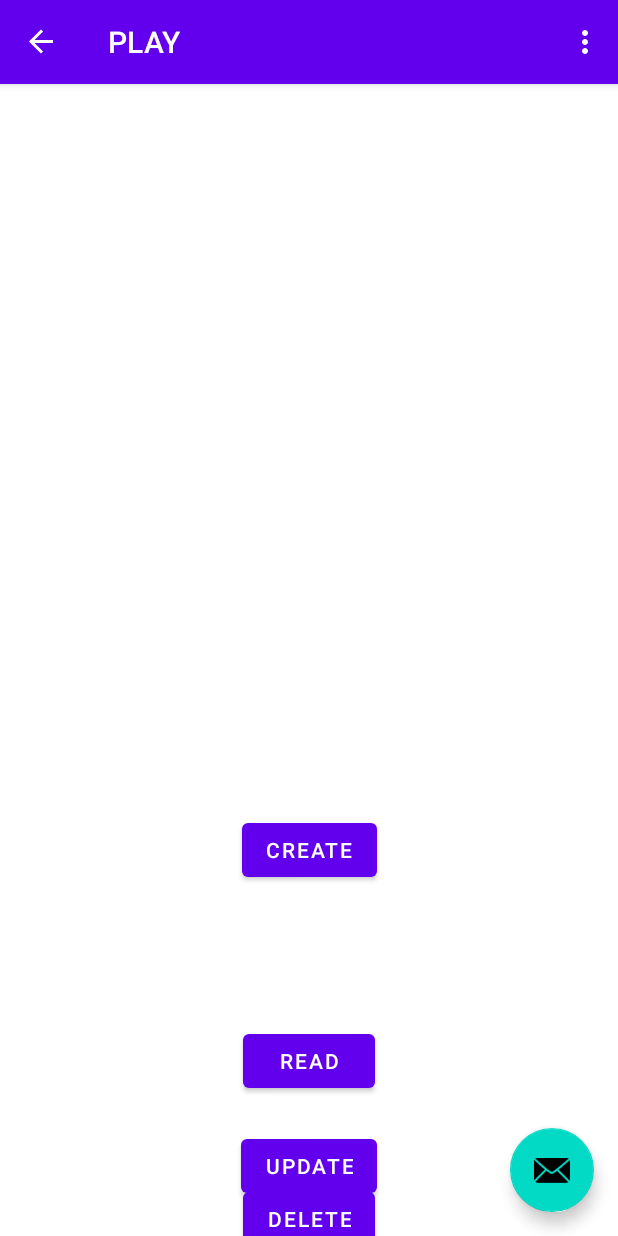
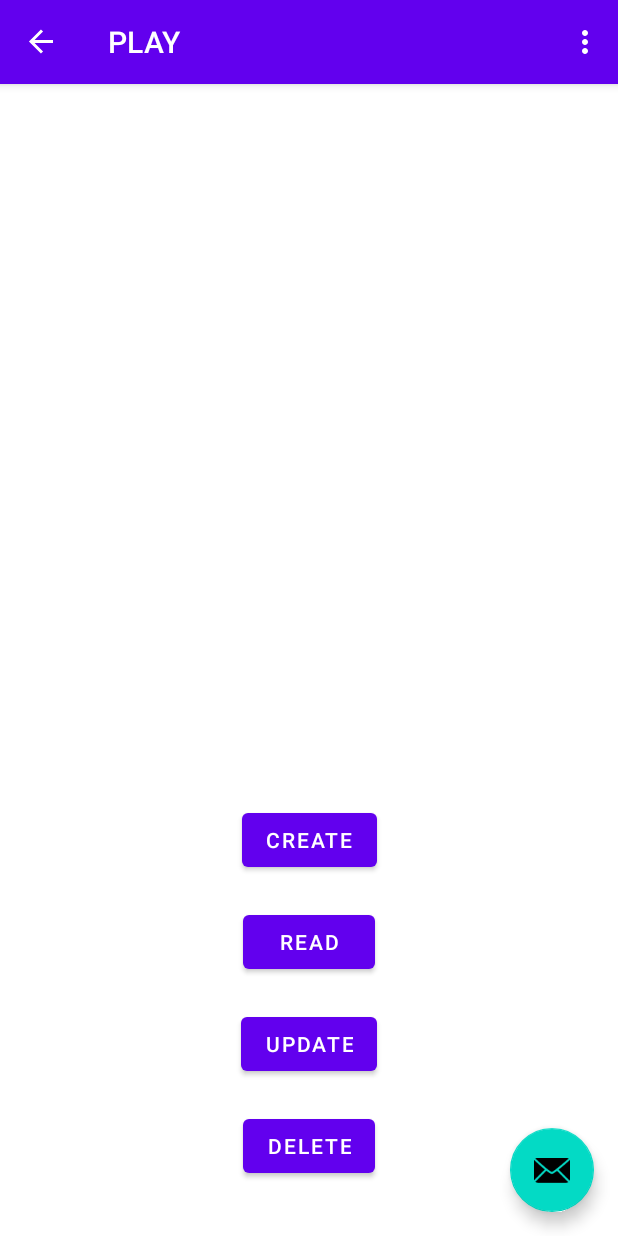
Before and after one commit to gzimpfer90/Project5236, an Android app: the PlayCRUDFragment screen opened through its navigation route, on a phone screen of 412 x 824 dp. Run offline under Robolectric (Android 15) with nearby library versions, the phone set to English and light mode, and no system bars; our stand-ins replace Firebase (no records; nobody signed in at launch, a user with empty details on screens opened directly), navigation-ui.

Commit message:
Fixed buttons layout in fragment_play_crud.xml

```diff
--- a/app/src/main/res/layout/fragment_play_crud.xml
+++ b/app/src/main/res/layout/fragment_play_crud.xml
@@ -20,6 +20,7 @@
         android:layout_width="wrap_content"
         android:layout_height="wrap_content"
         android:text="@string/create"
+        android:layout_margin="20dp"
         app:layout_constraintBottom_toBottomOf="parent"
         app:layout_constraintEnd_toEndOf="parent"
         app:layout_constraintStart_toStartOf="parent"
@@ -30,7 +31,7 @@
         android:layout_width="wrap_content"
         android:layout_height="wrap_content"
         android:text="@string/read"
-        app:layout_constraintBottom_toBottomOf="parent"
+        android:layout_margin="20dp"
         app:layout_constraintEnd_toEndOf="parent"
         app:layout_constraintStart_toStartOf="parent"
         app:layout_constraintTop_toBottomOf="@id/button_create"/>
@@ -40,7 +41,7 @@
         android:layout_width="wrap_content"
         android:layout_height="wrap_content"
         android:text="@string/update"
-        app:layout_constraintBottom_toBottomOf="parent"
+        android:layout_margin="20dp"
         app:layout_constraintEnd_toEndOf="parent"
         app:layout_constraintStart_toStartOf="parent"
         app:layout_constraintTop_toBottomOf="@id/button_read"/>
@@ -50,7 +51,7 @@
         android:layout_width="wrap_content"
         android:layout_height="wrap_content"
         android:text="@string/delete"
-        app:layout_constraintBottom_toBottomOf="parent"
+        android:layout_margin="20dp"
         app:layout_constraintEnd_toEndOf="parent"
         app:layout_constraintStart_toStartOf="parent"
         app:layout_constraintTop_toBottomOf="@id/button_update"/>
```
